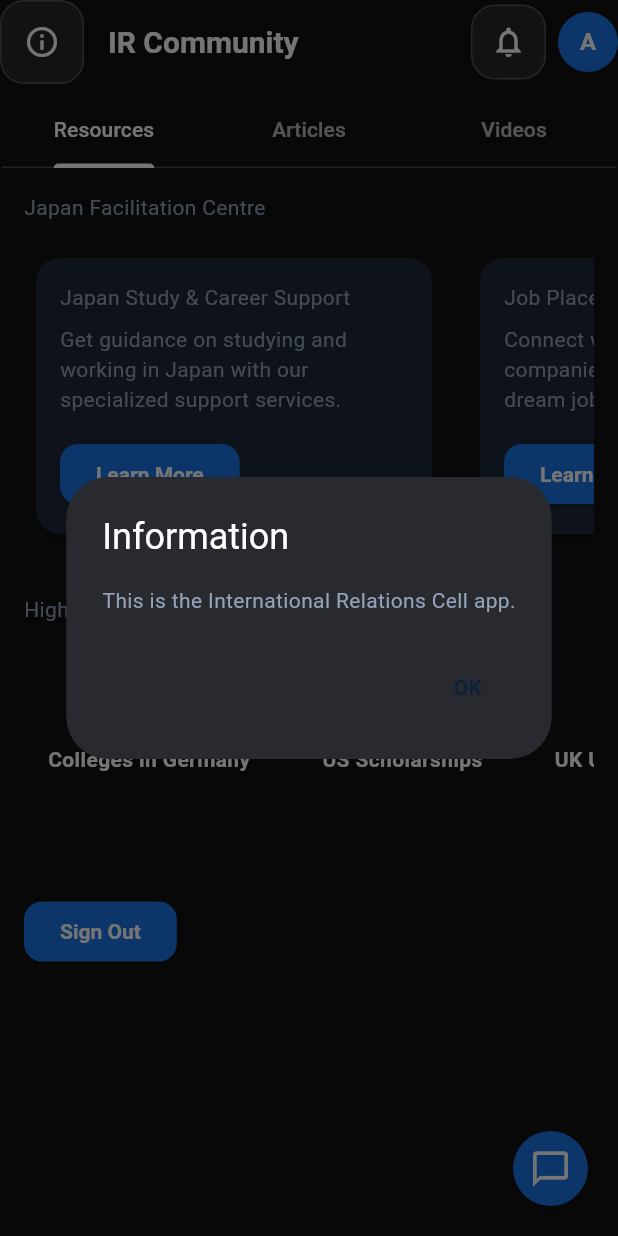
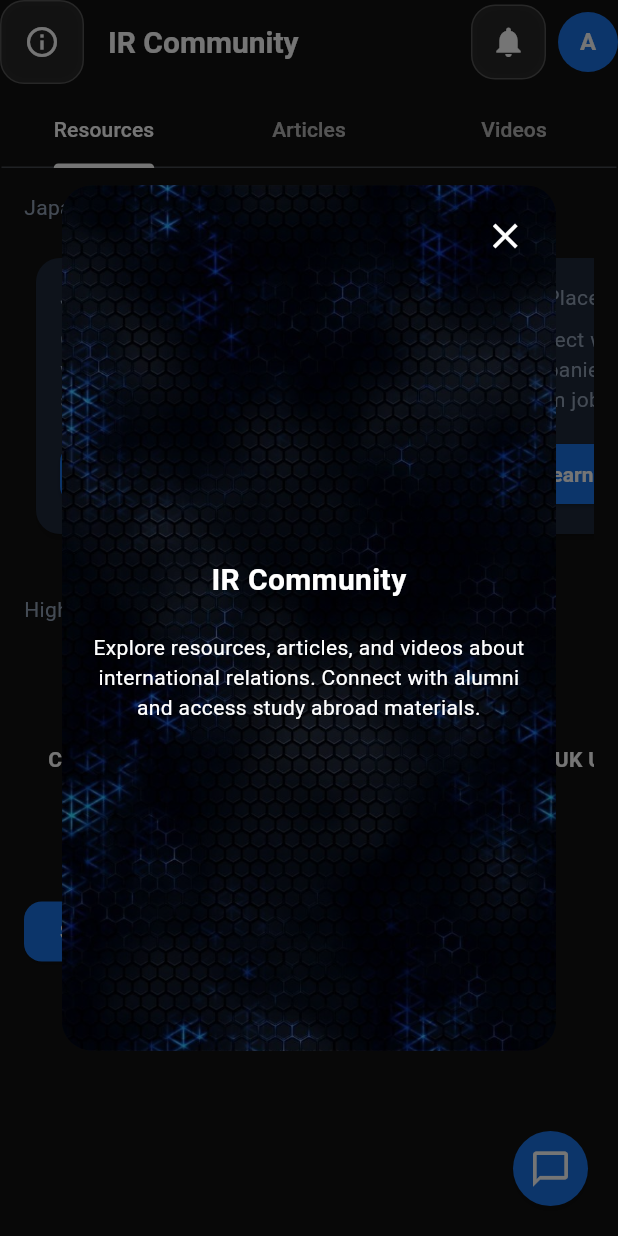
Before and after one commit to adwayaghor/ircell, a Flutter app: the Page4 screen opened directly, after a tap on the "info outline" icon, on a phone screen of 412 x 824 dp. Run offline on Flutter 3.47's test engine with Material 3 defaults, Android fonts, the phone set to English and light mode, and no system bars; our stand-ins replace carousel_slider, cloud_firestore, firebase_auth, firebase_core, font_awesome_flutter, qr_flutter and 1 more; missing offline and left inert: mobile_scanner; accounts and stored records are empty.

Commit message:
added info and notif button pages

```diff
--- a/lib/screens/page4.dart
+++ b/lib/screens/page4.dart
@@ -5,6 +5,8 @@ import 'package:ircell/login/auth.dart';
 import 'package:ircell/login/splash_screen.dart';
 import 'package:ircell/screens/profile_page.dart';
 import 'package:ircell/screens/chatbot/chatbot_icon.dart';
+import 'package:ircell/screens/info.dart';
+import 'package:ircell/screens/notification.dart';
 
 class Page4 extends StatefulWidget {
   const Page4({super.key});
@@ -97,24 +99,7 @@ class _Page4State extends State<Page4> with SingleTickerProviderStateMixin {
           decoration: AppTheme.glassDecoration,
           child: IconButton(
             icon: const Icon(Icons.info_outline, color: AppTheme.textPrimary),
-            onPressed: () {
-              showDialog(
-                context: context,
-                builder:
-                    (context) => AlertDialog(
-                      title: const Text("Information"),
-                      content: const Text(
-                        "This is the International Relations Cell app.",
-                      ),
-                      actions: [
-                        TextButton(
-                          onPressed: () => Navigator.pop(context),
-                          child: const Text("OK"),
-                        ),
-                      ],
-                    ),
-              );
-            },
+            onPressed: () => PageInfo.showInfoDialog(context, 'Page4'),
           ),
         ),
         title: const Text('IR Community'),
@@ -127,11 +112,9 @@ class _Page4State extends State<Page4> with SingleTickerProviderStateMixin {
                   Container(
                     decoration: AppTheme.glassDecoration,
                     child: IconButton(
-                      icon: const Icon(
-                        Icons.notifications_outlined,
-                        color: AppTheme.textPrimary,
-                      ),
-                      onPressed: () {},
+                      icon: const Icon(Icons.notifications),
+                      onPressed: () => PageNotification.showNotificationDialog(context, 'Page4'),
+                      // onPressed: () => PageNotification.showSameNotification(context);
                     ),
                   ),
                   const SizedBox(width: 8),
```
